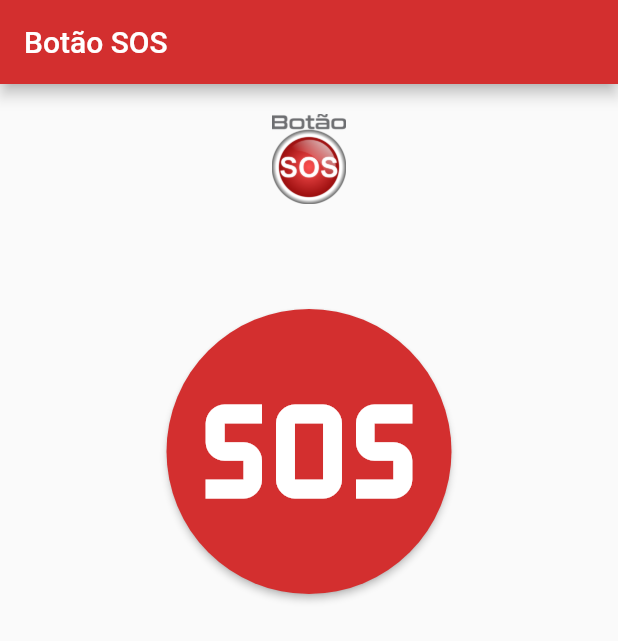
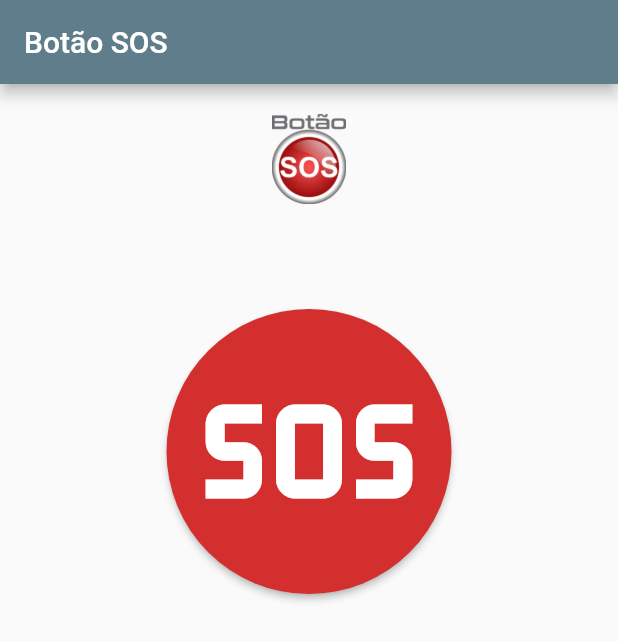
Before and after one commit to pjfernandes/botao_sos_flutter, a Flutter app: the screen it shows after launch, on a phone screen of 412 x 824 dp. Shown: the top 641 px of the screen. Run offline on Flutter 3.47's test engine with Material 2 defaults, Android fonts, the light colour scheme and no system bars.

Commit message:
app bar color set to grey

```diff
--- a/lib/main.dart
+++ b/lib/main.dart
@@ -21,6 +21,7 @@ class MyHomePage extends StatefulWidget {
 }
 
 class _MyHomePageState extends State<MyHomePage> {
+  List<String> _messages = [];
   Future<http.Response> _postEvent() async {
     final data = {
       "event": {"iduff": "iduff"}
@@ -32,6 +33,10 @@ class _MyHomePageState extends State<MyHomePage> {
       },
       body: jsonEncode(data),
     );
+
+    setState(() {
+      _messages.add("Alerta gerado!");
+    });
     return response;
   }
 
@@ -39,7 +44,7 @@ class _MyHomePageState extends State<MyHomePage> {
   Widget build(BuildContext context) {
     return Scaffold(
       appBar: AppBar(
-        backgroundColor: Theme.of(context).errorColor,
+        backgroundColor: Colors.blueGrey,
         title: Text("Botão SOS"),
       ),
       body: Center(
@@ -69,7 +74,11 @@ class _MyHomePageState extends State<MyHomePage> {
                     return Colors.red; // <-- Splash color
                 }),
               ),
-            )
+            ),
+            Padding(
+              padding: const EdgeInsets.all(15.0),
+              child: Text(_messages.length == 0 ? "" : _messages.last),
+            ),
           ],
         ),
       ),
```
